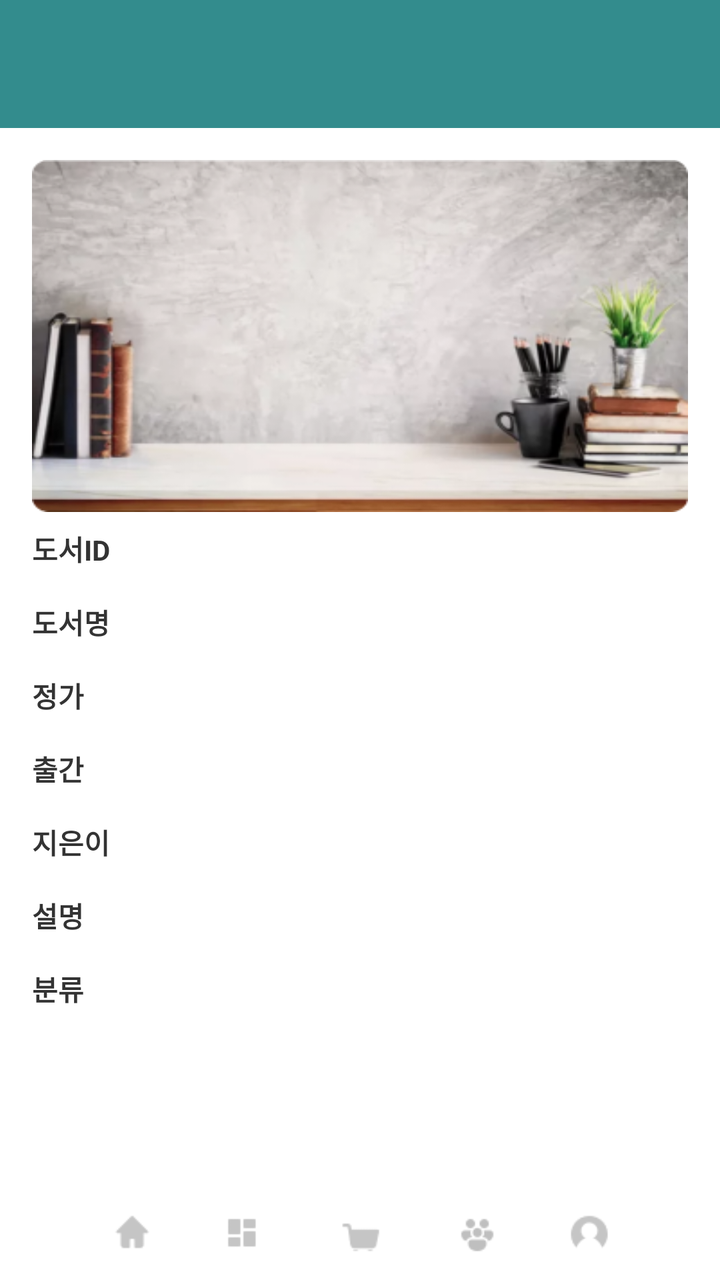
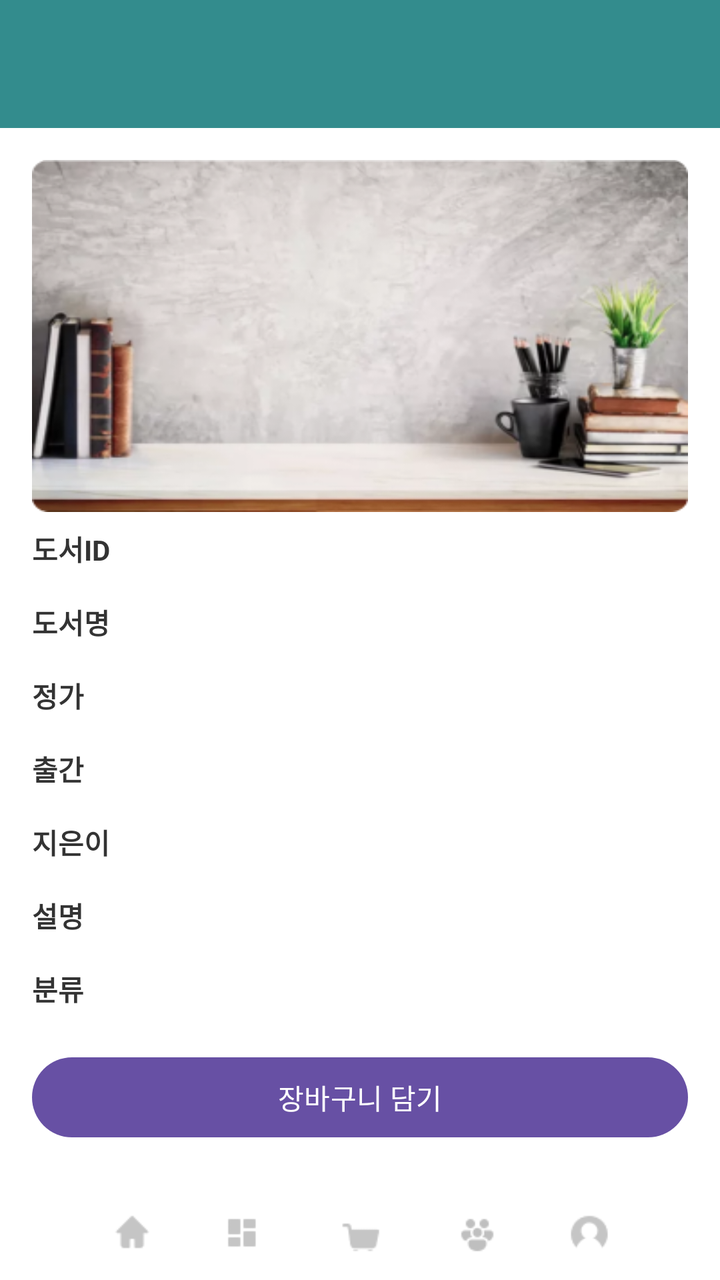

An Android layout rendered at two revisions. The XML below is the earlier revision; the diff shows what the commit changed to produce the second picture.
<!-- AndroidManifest.xml: application theme Theme.BookMarket -->
<!-- res/layout/activity_book.xml -->
<?xml version="1.0" encoding="utf-8"?>
<LinearLayout xmlns:android="http://schemas.android.com/apk/res/android"
    xmlns:app="http://schemas.android.com/apk/res-auto"
    android:id="@+id/book"
    android:layout_width="match_parent"
    android:layout_height="match_parent"
    android:background="#FFFFFF"
    android:orientation="vertical">

    <androidx.appcompat.widget.Toolbar
        android:id="@+id/toolbar"
        android:layout_width="match_parent"
        android:layout_height="?attr/actionBarSize"
        android:background="#338C8D"
        android:theme="@style/ThemeOverlay.AppCompat.Dark.ActionBar"
        app:popupTheme="@style/ThemeOverlay.AppCompat.Light"
        app:titleTextColor="#FFFFFF" />

    <ScrollView
        android:layout_width="match_parent"
        android:layout_height="0dp"
        android:layout_weight="1">

        <LinearLayout
            android:layout_width="match_parent"
            android:layout_height="wrap_content"
            android:orientation="vertical"
            android:padding="16dp">

            <FrameLayout
                android:layout_width="match_parent"
                android:layout_height="176dp"
                android:background="@drawable/book_bg">

                <ImageView
                    android:id="@+id/book_cover"
                    android:layout_width="104dp"
                    android:layout_height="138dp"
                    android:layout_gravity="center"
                    android:scaleType="fitCenter" />
            </FrameLayout>

            <LinearLayout
                android:layout_width="match_parent"
                android:layout_height="wrap_content"
                android:orientation="horizontal"
                android:paddingVertical="8dp">

                <TextView
                    android:layout_width="76dp"
                    android:layout_height="wrap_content"
                    android:text="도서ID"
                    android:textColor="#333333"
                    android:textStyle="bold" />

                <TextView
                    android:id="@+id/book_tv01"
                    android:layout_width="0dp"
                    android:layout_height="wrap_content"
                    android:layout_weight="1"
                    android:textColor="#262626" />

            </LinearLayout>

            <LinearLayout
                android:layout_width="match_parent"
                android:layout_height="wrap_content"
                android:orientation="horizontal"
                android:paddingVertical="8dp">

                <TextView
                    android:layout_width="76dp"
                    android:layout_height="wrap_content"
                    android:text="도서명"
                    android:textColor="#333333"
                    android:textStyle="bold" />

                <TextView
                    android:id="@+id/book_tv02"
                    android:layout_width="0dp"
                    android:layout_height="wrap_content"
                    android:layout_weight="1"
                    android:textColor="#14737B" />

            </LinearLayout>

            <LinearLayout
                android:layout_width="match_parent"
                android:layout_height="wrap_content"
                android:orientation="horizontal"
                android:paddingVertical="8dp">

                <TextView
                    android:layout_width="76dp"
                    android:layout_height="wrap_content"
                    android:text="정가"
                    android:textColor="#333333"
                    android:textStyle="bold" />

                <TextView
                    android:id="@+id/book_tv03"
                    android:layout_width="0dp"
                    android:layout_height="wrap_content"
                    android:layout_weight="1"
                    android:textColor="#262626" />

            </LinearLayout>

            <LinearLayout
                android:layout_width="match_parent"
                android:layout_height="wrap_content"
                android:orientation="horizontal"
                android:paddingVertical="8dp">

                <TextView
                    android:layout_width="76dp"
                    android:layout_height="wrap_content"
                    android:text="출간"
                    android:textColor="#333333"
                    android:textStyle="bold" />

                <TextView
                    android:id="@+id/book_tv04"
                    android:layout_width="0dp"
                    android:layout_height="wrap_content"
                    android:layout_weight="1"
                    android:textColor="#262626" />

            </LinearLayout>

            <LinearLayout
                android:layout_width="match_parent"
                android:layout_height="wrap_content"
                android:orientation="horizontal"
                android:paddingVertical="8dp">

                <TextView
                    android:layout_width="76dp"
                    android:layout_height="wrap_content"
                    android:text="지은이"
                    android:textColor="#333333"
                    android:textStyle="bold" />

                <TextView
                    android:id="@+id/book_tv05"
                    android:layout_width="0dp"
                    android:layout_height="wrap_content"
                    android:layout_weight="1"
                    android:textColor="#262626" />

            </LinearLayout>

            <LinearLayout
                android:layout_width="match_parent"
                android:layout_height="wrap_content"
                android:orientation="horizontal"
                android:paddingVertical="8dp">

                <TextView
                    android:layout_width="76dp"
                    android:layout_height="wrap_content"
                    android:text="설명"
                    android:textColor="#333333"
                    android:textStyle="bold" />

                <TextView
                    android:id="@+id/book_tv06"
                    android:layout_width="0dp"
                    android:layout_height="wrap_content"
                    android:layout_weight="1"
                    android:textColor="#262626" />

            </LinearLayout>

            <LinearLayout
                android:layout_width="match_parent"
                android:layout_height="wrap_content"
                android:orientation="horizontal"
                android:paddingVertical="8dp">

                <TextView
                    android:layout_width="76dp"
                    android:layout_height="wrap_content"
                    android:text="분류"
                    android:textColor="#333333"
                    android:textStyle="bold" />

                <TextView
                    android:id="@+id/book_tv07"
                    android:layout_width="0dp"
                    android:layout_height="wrap_content"
                    android:layout_weight="1"
                    android:textColor="#262626" />

            </LinearLayout>

        </LinearLayout>
    </ScrollView>

    <ImageView
        android:layout_width="match_parent"
        android:layout_height="48dp"
        android:contentDescription="@null"
        android:scaleType="fitCenter"
        android:src="@drawable/menu_bottom" />
</LinearLayout>
<!-- resources referenced by this layout -->
<resources>
  <!-- drawable book_bg: png bitmap (drawable, 106210 bytes) -->
  <!-- drawable menu_bottom: png bitmap (drawable, 1726 bytes) -->
  <style name="Theme.BookMarket" parent="Base.Theme.BookMarket" />
  <style name="Base.Theme.BookMarket" parent="Theme.Material3.DayNight.NoActionBar">
          
          
      </style>
</resources>

<!-- the commit's change to res/layout/activity_book.xml (unified diff, before → after) -->
@@ -194,6 +194,13 @@
 
             </LinearLayout>
 
+            <Button
+                android:id="@+id/book_add_to_cart"
+                android:layout_width="match_parent"
+                android:layout_height="wrap_content"
+                android:layout_marginTop="12dp"
+                android:text="장바구니 담기" />
+
         </LinearLayout>
     </ScrollView>
 
